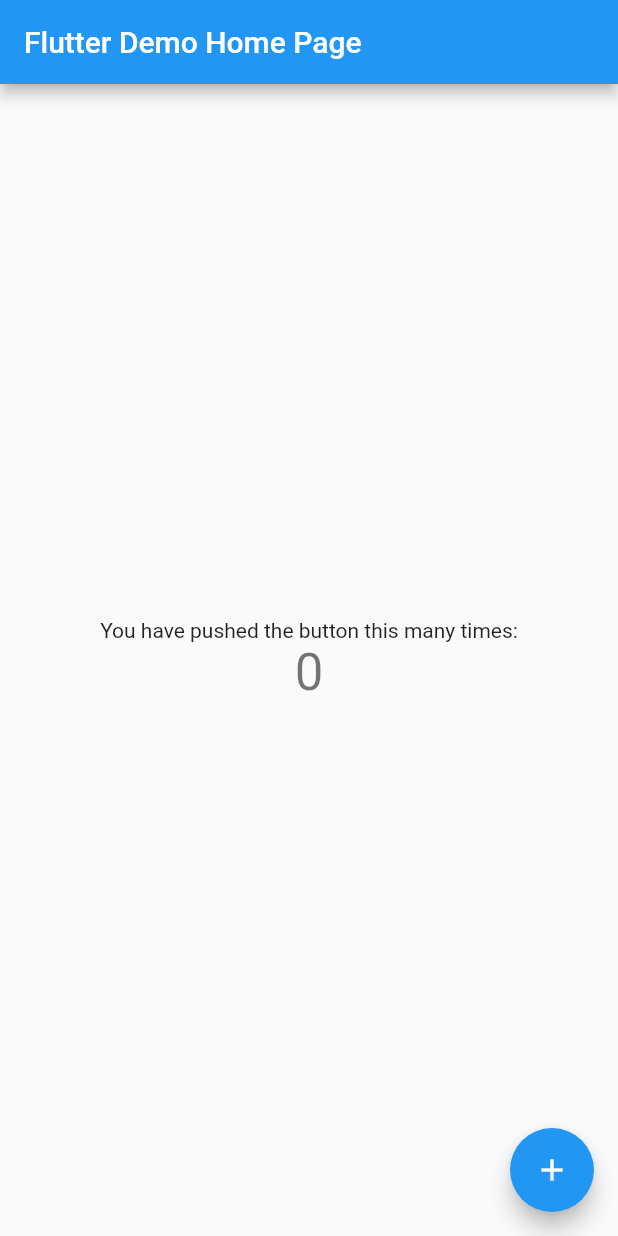
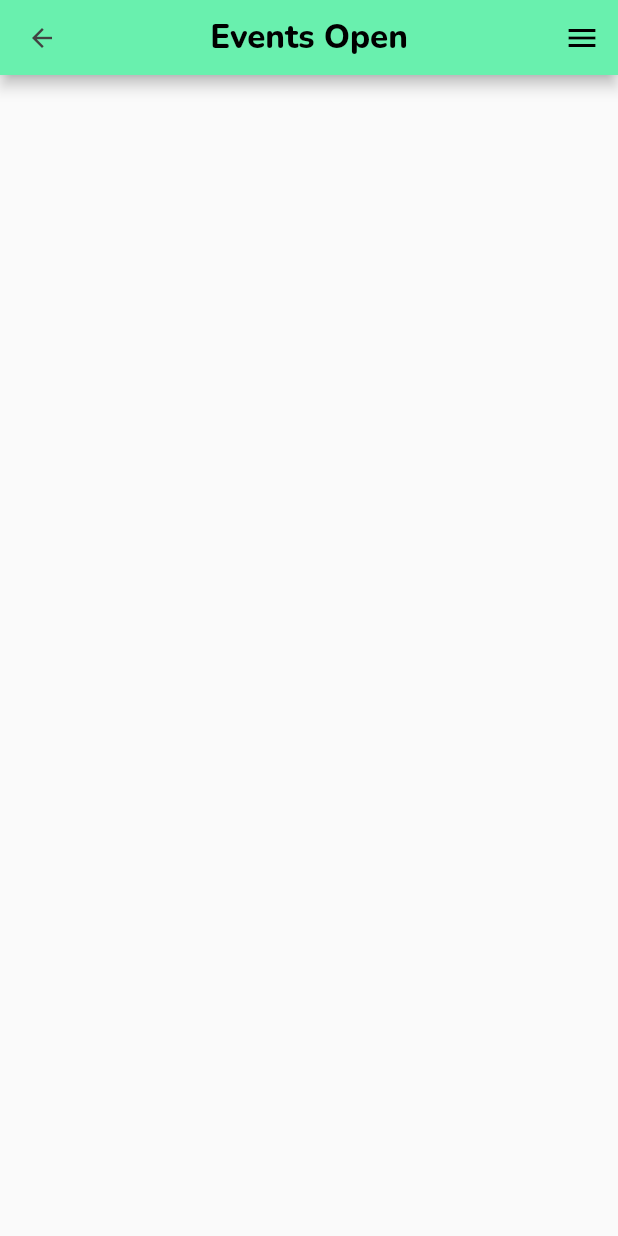
Before and after one commit to TheFanch/OpenEvent, a Flutter app: the screen it shows after launch, on a phone screen of 412 x 824 dp. Run offline on Flutter 3.47's test engine with Material 2 defaults, Android fonts, the phone set to English and light mode, and no system bars; our stand-ins replace firebase_auth, google_fonts; accounts and stored records are empty.

Commit message:
211209 - popup menu, data test(incomplet), maj pubspec, ++

```diff
--- a/lib/class/event.dart
+++ b/lib/class/event.dart
@@ -5,7 +5,7 @@
   String libelle;
   String lieu;
   individu autor;
-  var date;
+  DateTime date;
   int id;
 
   //constructeur de la class event
@@ -24,7 +24,7 @@
     return this.autor;
   }
 
-  getDate() {
+  DateTime getDate() {
     return this.date;
   }
 
@@ -45,7 +45,7 @@
     this.autor = autor;
   }
 
-  setDate(var date) {
+  setDate(DateTime date) {
     this.date = date;
   }
 
--- a/lib/main.dart
+++ b/lib/main.dart
@@ -1,116 +1,31 @@
 import 'package:flutter/material.dart';
 import 'package:firebase_auth/firebase_auth.dart';
+import 'package:google_fonts/google_fonts.dart';
+import 'package:open_event/page/page_menu.dart';
+import 'package:open_event/page/parts/gen_app_bar.dart';
 
-void main() {
-  runApp(const MyApp());
-}
+void main() => runApp(MyApp());
 
 class MyApp extends StatelessWidget {
-  const MyApp({Key? key}) : super(key: key);
 
-  // This widget is the root of your application.
   @override
   Widget build(BuildContext context) {
     return MaterialApp(
-      title: 'Flutter Demo',
-      theme: ThemeData(
-        // This is the theme of your application.
-        //
-        // Try running your application with "flutter run". You'll see the
-        // application has a blue toolbar. Then, without quitting the app, try
-        // changing the primarySwatch below to Colors.green and then invoke
-        // "hot reload" (press "r" in the console where you ran "flutter run",
-        // or simply save your changes to "hot reload" in a Flutter IDE).
-        // Notice that the counter didn't reset back to zero; the application
-        // is not restarted.
-        primarySwatch: Colors.blue,
-      ),
-      home: const MyHomePage(title: 'Flutter Demo Home Page'),
+      title: 'Open Events',
+      home: MyHomePage(title: 'Events Open'),
     );
   }
 }
 
-class MyHomePage extends StatefulWidget {
-  const MyHomePage({Key? key, required this.title}) : super(key: key);
-
-  // This widget is the home page of your application. It is stateful, meaning
-  // that it has a State object (defined below) that contains fields that affect
-  // how it looks.
-
-  // This class is the configuration for the state. It holds the values (in this
-  // case the title) provided by the parent (in this case the App widget) and
-  // used by the build method of the State. Fields in a Widget subclass are
-  // always marked "final".
+class MyHomePage extends StatelessWidget {
+  MyHomePage({Key? key, required this.title}) : super(key: key);
 
   final String title;
 
   @override
-  State<MyHomePage> createState() => _MyHomePageState();
-}
-
-class _MyHomePageState extends State<MyHomePage> {
-  int _counter = 0;
-
-  void _incrementCounter() {
-    setState(() {
-      // This call to setState tells the Flutter framework that something has
-      // changed in this State, which causes it to rerun the build method below
-      // so that the display can reflect the updated values. If we changed
-      // _counter without calling setState(), then the build method would not be
-      // called again, and so nothing would appear to happen.
-      _counter++;
-    });
-  }
-
-  @override
   Widget build(BuildContext context) {
-    // This method is rerun every time setState is called, for instance as done
-    // by the _incrementCounter method above.
-    //
-    // The Flutter framework has been optimized to make rerunning build methods
-    // fast, so that you can just rebuild anything that needs updating rather
-    // than having to individually change instances of widgets.
     return Scaffold(
-      appBar: AppBar(
-        // Here we take the value from the MyHomePage object that was created by
-        // the App.build method, and use it to set our appbar title.
-        title: Text(widget.title),
-      ),
-      body: Center(
-        // Center is a layout widget. It takes a single child and positions it
-        // in the middle of the parent.
-        child: Column(
-          // Column is also a layout widget. It takes a list of children and
-          // arranges them vertically. By default, it sizes itself to fit its
-          // children horizontally, and tries to be as tall as its parent.
-          //
-          // Invoke "debug painting" (press "p" in the console, choose the
-          // "Toggle Debug Paint" action from the Flutter Inspector in Android
-          // Studio, or the "Toggle Debug Paint" command in Visual Studio Code)
-          // to see the wireframe for each widget.
-          //
-          // Column has various properties to control how it sizes itself and
-          // how it positions its children. Here we use mainAxisAlignment to
-          // center the children vertically; the main axis here is the vertical
-          // axis because Columns are vertical (the cross axis would be
-          // horizontal).
-          mainAxisAlignment: MainAxisAlignment.center,
-          children: <Widget>[
-            const Text(
-              'You have pushed the button this many times:',
-            ),
-            Text(
-              '$_counter',
-              style: Theme.of(context).textTheme.headline4,
-            ),
-          ],
-        ),
-      ),
-      floatingActionButton: FloatingActionButton(
-        onPressed: _incrementCounter,
-        tooltip: 'Increment',
-        child: const Icon(Icons.add),
-      ), // This trailing comma makes auto-formatting nicer for build methods.
+      appBar: GenAppBar(title: title),
     );
   }
 }
--- /dev/null
+++ b/lib/page/parts/gen_app_bar.dart
@@ -0,0 +1,43 @@
+import 'package:flutter/cupertino.dart';
+import 'package:flutter/material.dart';
+import 'package:google_fonts/google_fonts.dart';
+
+import '../page_menu.dart';
+
+class GenAppBar extends StatelessWidget implements PreferredSizeWidget {
+  GenAppBar({Key? key, required this.title}) : super(key: key);
+
+  final String title;
+
+  @override
+  Size get preferredSize => new Size.fromHeight(50);
+
+  @override
+  Widget build(BuildContext context) {
+    print(title);
+    return AppBar(
+      leading: IconButton(
+          icon: Icon(
+              Icons.arrow_back,
+              color: Colors.grey[800],
+              size: 20
+          ),
+          onPressed: null //() {  },
+      ),
+      title: Text(
+        title,
+        style: GoogleFonts.nunito(
+            color: Colors.black,
+            fontSize: 22,
+            fontWeight: FontWeight.w800
+        ),
+      ),
+      actions: [
+        MainMenu(),
+      ],
+      centerTitle: true,
+      backgroundColor: Colors.greenAccent,
+    );
+  }
+
+}
--- a/pubspec.yaml
+++ b/pubspec.yaml
@@ -36,6 +36,7 @@
   cupertino_icons: ^1.0.2
   firebase_auth: ^3.2.0
   cloud_firestore: ^3.1.0
+  google_fonts: ^2.1.0
 
 dev_dependencies:
   flutter_test:
```
Also changed, not shown: lib/data/data_events.dart (added, +9 -0 lines), lib/data/data_individu.dart (added, +19 -0 lines), lib/page/page_login.dart (+14 -0 lines), lib/page/page_menu.dart (+56 -0 lines), pubspec.lock, 1 other file.
